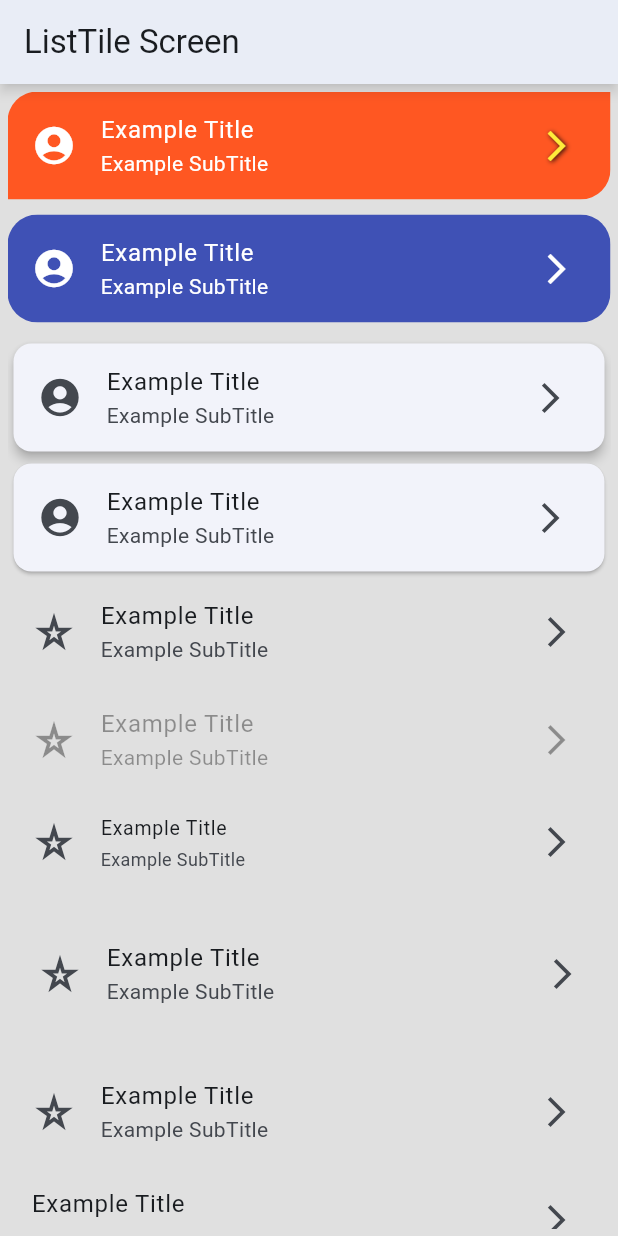
After one commit to danlej/widgets_app, a Flutter app: the ListTileScreen screen opened by its route, on a phone screen of 412 x 824 dp. The commit adds this screen. Run offline on Flutter 3.47's test engine with Material 3 defaults, Android fonts, the phone set to English and light mode, and no system bars; our stand-ins replace animate_do, flutter_riverpod, go_router.

Commit message:
The list tile screen has been created and shows various list tile implementations.

```diff
--- a/lib/config/menu/menu_items.dart
+++ b/lib/config/menu/menu_items.dart
@@ -19,17 +19,20 @@ const appMenuItems = <MenuItem>[
     title: 'Counter',
     subTitle: 'Contador de ejemplo con Riverpod',
     link: '/counter',
-      icon: Icons.add),
+    icon: Icons.add,
+  ),
   MenuItem(
     title: 'Botones',
     subTitle: 'Varios botones en Flutter',
     link: '/buttons',
-      icon: Icons.smart_button_outlined),
+    icon: Icons.smart_button_outlined,
+  ),
   MenuItem(
     title: 'Tarjetas',
     subTitle: 'Un contenedor estilizado',
     link: '/cards',
-      icon: Icons.credit_card),
+    icon: Icons.credit_card,
+  ),
   MenuItem(
       title: 'Progress Indicators',
       subTitle: 'Generales y controlados',
@@ -59,10 +62,15 @@ const appMenuItems = <MenuItem>[
       title: 'InfiniteScroll and Pull',
       subTitle: 'Listas infinitas y Pull to Refresh',
       link: '/infinite',
-      icon: Icons.list_alt_rounded),
+      icon: Icons.line_style_rounded),
   MenuItem(
       title: 'Cambiar tema',
       subTitle: 'Cambiar tema de la aplicación',
       link: '/theme-changer',
       icon: Icons.color_lens_outlined),
+  MenuItem(
+      title: 'ListTile Examples',
+      subTitle: 'Diferentes usos de ListTile',
+      link: '/list-tile',
+      icon: Icons.list_alt_rounded),
 ];
--- a/lib/config/router/app_router.dart
+++ b/lib/config/router/app_router.dart
@@ -60,5 +60,10 @@ final appRouter = GoRouter(
       name: ThemeChangerScreen.name,
       builder: (context, state) => const ThemeChangerScreen(),
     ),
+    GoRoute(
+      path: '/list-tile',
+      name: ListTileScreen.name,
+      builder: (context, state) => const ListTileScreen(),
+    ),
   ],
 );
--- /dev/null
+++ b/lib/presentation/screens/ListTile/list_tile_screen.dart
@@ -0,0 +1,152 @@
+// ignore_for_file: avoid_print
+
+import 'package:flutter/material.dart';
+
+class ListTileScreen extends StatelessWidget {
+  static const String name = 'list_tile';
+
+  const ListTileScreen({super.key});
+
+  @override
+  Widget build(BuildContext context) {
+    return Scaffold(
+      appBar: AppBar(
+        title: const Text('ListTile Screen'),
+        elevation: 3,
+        shadowColor: Colors.black54,
+      ),
+      body: const _ListTileView(),
+    );
+  }
+}
+
+class _ListTileView extends StatelessWidget {
+  const _ListTileView();
+
+  @override
+  Widget build(BuildContext context) {
+    return Container(
+      color: Colors.grey[300],
+      padding: const EdgeInsets.all(5),
+      child: ListView(
+        children: [
+          Padding(
+            padding: const EdgeInsets.only(bottom: 10),
+            child: Material(
+              color: Colors.grey[300],
+              child: ListTile(
+                title: const Text('Example Title'),
+                subtitle: const Text('Example SubTitle'),
+                trailing: const Icon(
+                  Icons.arrow_forward_ios,
+                  color: Colors.yellow,
+                  shadows: [BoxShadow(color: Colors.black, offset: Offset(1.0, 1.0), blurRadius: 4.0)],
+                ),
+                leading: const Icon(Icons.account_circle_rounded, size: 30),
+                onTap: () => print('onTap Pressed!'),
+                onLongPress: () => print('onLong Pressed!'),
+                iconColor: Colors.white,
+                textColor: Colors.white,
+                tileColor: Colors.deepOrange,
+                shape: const RoundedRectangleBorder(
+                  borderRadius: BorderRadius.only(
+                    topLeft: Radius.circular(20),
+                    bottomRight: Radius.circular(20),
+                  ),
+                ),
+              ),
+            ),
+          ),
+          Padding(
+            padding: const EdgeInsets.only(bottom: 10),
+            child: Material(
+              color: Colors.grey[300],
+              child: ListTile(
+                title: const Text('Example Title'),
+                subtitle: const Text('Example SubTitle'),
+                trailing: const Icon(Icons.arrow_forward_ios),
+                leading: const Icon(Icons.account_circle_rounded, size: 30),
+                onTap: () => print('onTap Pressed!'),
+                onLongPress: () => print('onLong Pressed!'),
+                iconColor: Colors.white,
+                textColor: Colors.white,
+                tileColor: Colors.indigo,
+                shape: RoundedRectangleBorder(
+                  borderRadius: BorderRadius.circular(20),
+                ),
+              ),
+            ),
+          ),
+          Card(
+            elevation: 3,
+            child: ListTile(
+              title: const Text('Example Title'),
+              subtitle: const Text('Example SubTitle'),
+              trailing: const Icon(Icons.arrow_forward_ios),
+              leading: const Icon(Icons.account_circle_rounded, size: 30),
+              onTap: () => print('onTap Pressed!'),
+              onLongPress: () => print('onLong Pressed!'),
+            ),
+          ),
+          Card(
+            child: ListTile(
+              title: const Text('Example Title'),
+              subtitle: const Text('Example SubTitle'),
+              trailing: const Icon(Icons.arrow_forward_ios),
+              leading: const Icon(Icons.account_circle_rounded, size: 30),
+              onTap: () => print('onTap Pressed!'),
+              onLongPress: () => print('onLong Pressed!'),
+            ),
+          ),
+          ListTile(
+            title: const Text('Example Title'),
+            subtitle: const Text('Example SubTitle'),
+            trailing: const Icon(Icons.arrow_forward_ios),
+            leading: const Icon(Icons.star_border_purple500, size: 30),
+            onTap: () => print('onTap Pressed!'),
+            onLongPress: () => print('onLong Pressed!'),
+          ),
+          const ListTile(
+            title: Text('Example Title'),
+            subtitle: Text('Example SubTitle'),
+            trailing: Icon(Icons.arrow_forward_ios),
+            leading: Icon(Icons.star_border_purple500, size: 30),
+            enabled: false,
+          ),
+          const ListTile(
+            title: Text('Example Title'),
+            subtitle: Text('Example SubTitle'),
+            trailing: Icon(Icons.arrow_forward_ios),
+            leading: Icon(Icons.star_border_purple500, size: 30),
+            dense: true,
+          ),
+          const ListTile(
+            title: Text('Example Title'),
+            subtitle: Text('Example SubTitle'),
+            trailing: Icon(Icons.arrow_forward_ios),
+            leading: Icon(Icons.star_border_purple500, size: 30),
+            contentPadding: EdgeInsets.all(20),
+          ),
+          const ListTile(
+            title: Text('Example Title'),
+            subtitle: Text('Example SubTitle'),
+            trailing: Icon(Icons.arrow_forward_ios),
+            leading: Icon(Icons.star_border_purple500, size: 30),
+          ),
+          const ListTile(
+            title: Text('Example Title'),
+            subtitle: Text('Example SubTitle'),
+            trailing: Icon(Icons.arrow_forward_ios),
+          ),
+          const ListTile(
+            title: Text('Example Title'),
+            subtitle: Text('Example SubTitle'),
+          ),
+          const ListTile(
+            title: Text('Example Title'),
+          )
+        ],
+      ),
+    );
+  }
+}
--- a/lib/presentation/screens/screens.dart
+++ b/lib/presentation/screens/screens.dart
@@ -5,6 +5,7 @@ export 'package:widgets_app/presentation/screens/cards/cards_screen.dart';
 export 'package:widgets_app/presentation/screens/counter/counter_screen.dart';
 export 'package:widgets_app/presentation/screens/home/home_screen.dart';
 export 'package:widgets_app/presentation/screens/infinite_scroll/infinite_scroll_screen.dart';
+export 'package:widgets_app/presentation/screens/ListTile/list_tile_screen.dart';
 export 'package:widgets_app/presentation/screens/progress/progress_screen.dart';
 export 'package:widgets_app/presentation/screens/snackbar/snackbar_screen.dart';
 export 'package:widgets_app/presentation/screens/theme_changer/theme_changer_screen.dart';
```
Lines whose indentation alone changed are shown as unchanged.
